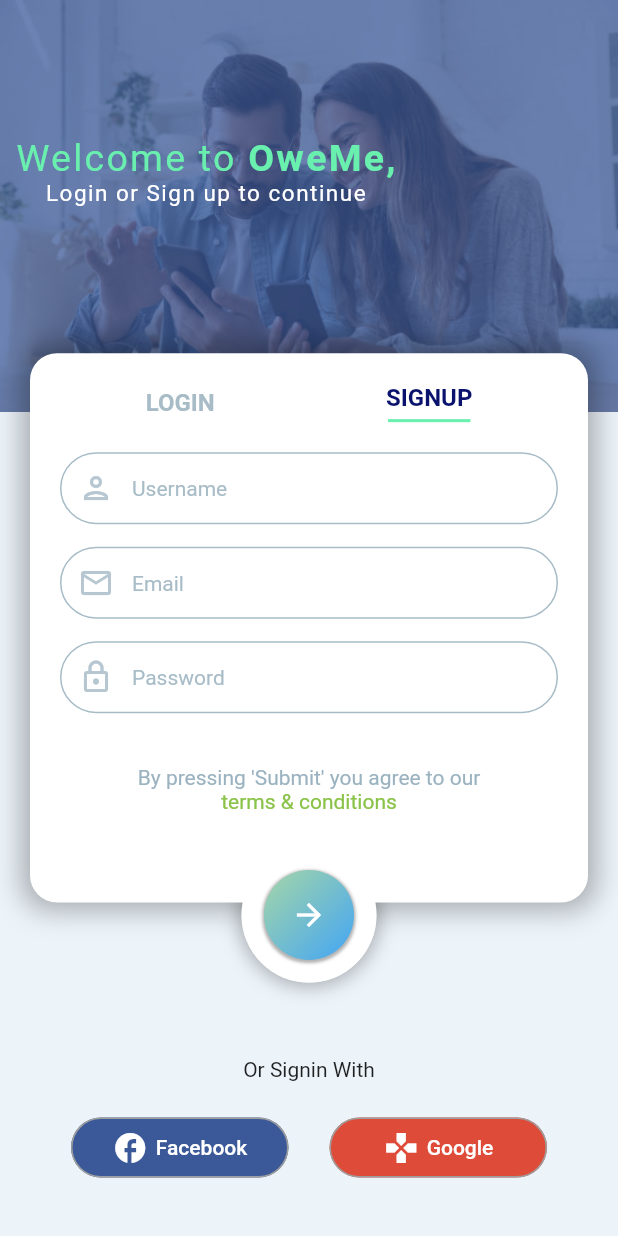
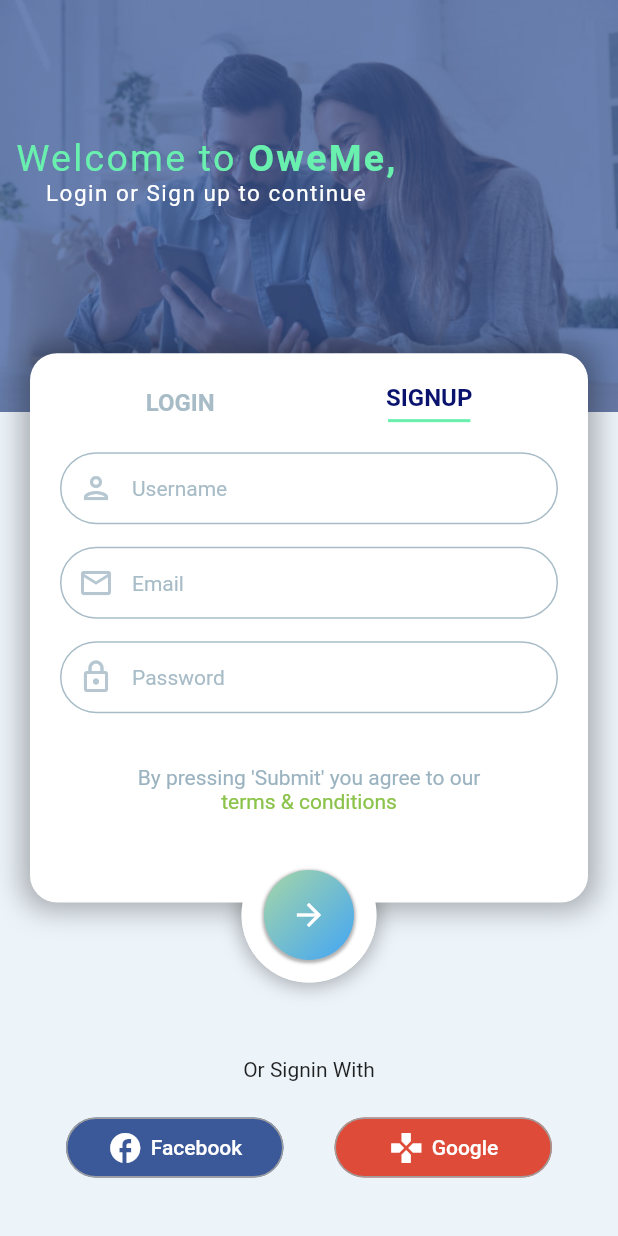
Before and after one commit to lthoma39/OweME, a Flutter app: the screen it shows after launch, on a phone screen of 412 x 824 dp. Run offline on Flutter 3.47's test engine with Material 2 defaults, Android fonts, the phone set to English and light mode, and no system bars; our stand-ins replace firebase_core; accounts and stored records are empty.

Commit message:
small fix for smaller phones

```diff
--- a/lib/registration_page/widgets/media_buttons.dart
+++ b/lib/registration_page/widgets/media_buttons.dart
@@ -10,7 +10,7 @@ class Media extends StatelessWidget {
         children: [
           Text('Or Signin With'),
           Container(
-            margin: EdgeInsets.only(left: 20, right: 20, top: 20),
+            margin: EdgeInsets.only(left: 10, right: 10, top: 20),
             child: Row(
               mainAxisAlignment: MainAxisAlignment.spaceEvenly,
               children: [
--- a/lib/registration_page/widgets/registration_card.dart
+++ b/lib/registration_page/widgets/registration_card.dart
@@ -33,6 +33,7 @@ class _RegistrationCardState extends State<RegistrationCard> {
               ),
             ],
           ),
+          child: SingleChildScrollView(
             child: Column(
               children: [
                 Row(
@@ -143,6 +144,7 @@ class _RegistrationCardState extends State<RegistrationCard> {
             ),
           ),
         ),
+      ),
     );
   }
 }
```
Lines whose indentation alone changed are shown as unchanged.
